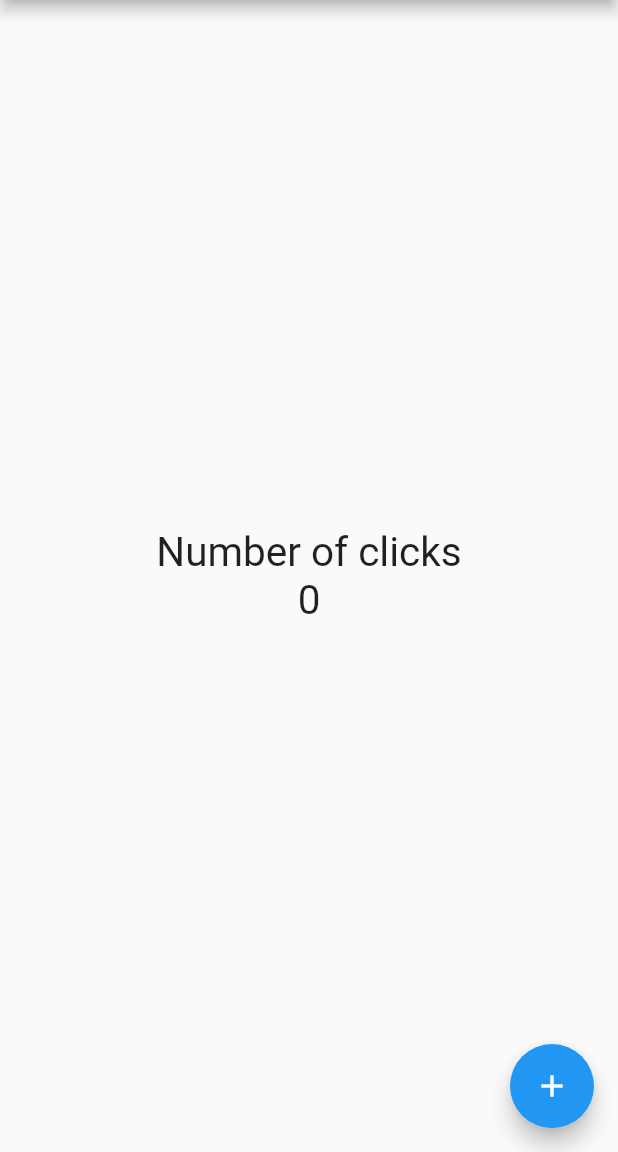
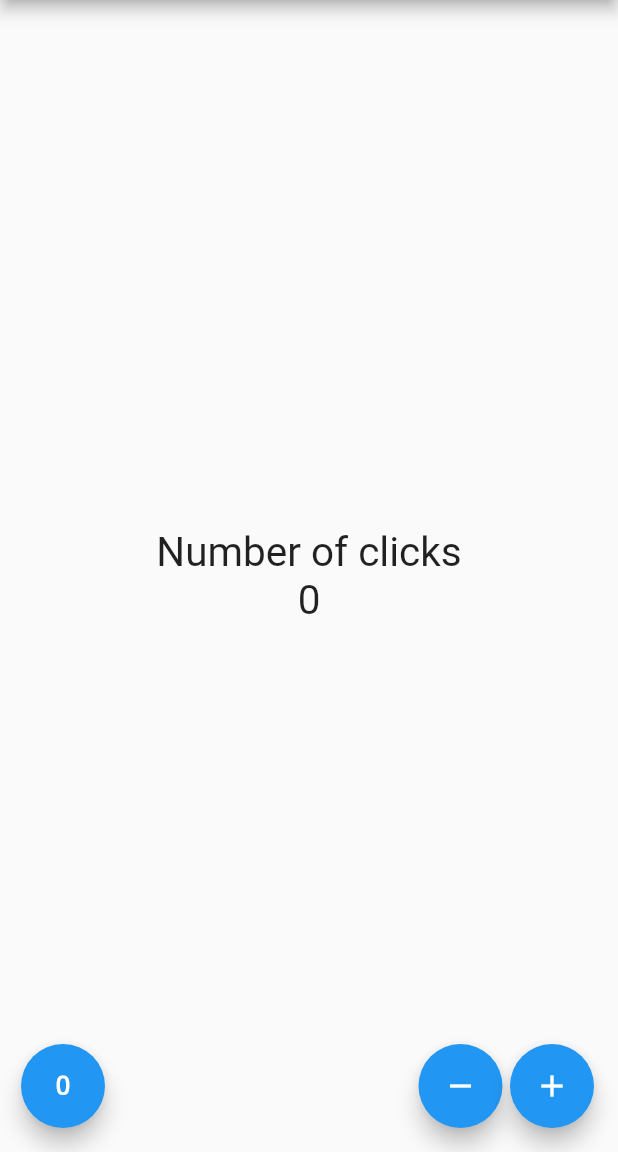
Before and after one commit to jas095/counter_app, a Flutter app: the screen it shows after launch, on a phone screen of 412 x 824 dp, the part 84-1236 px from its top. Run offline on Flutter 3.47's test engine with Material 2 defaults, Android fonts, the phone set to English and light mode, and no system bars.

Commit message:
Button creation and new functionality

```diff
--- a/lib/src/pages/counter_page.dart
+++ b/lib/src/pages/counter_page.dart
@@ -32,14 +32,39 @@ class _CounterPageState extends State<CounterPage> {
           ),
         ],
       )),
-      floatingActionButton: FloatingActionButton(
-          child: Icon(Icons.add),
-          onPressed: () {
-            // print('Hello console');
-            setState(() {
-              _conterClick++;
-            });
-          }),
+      floatingActionButton: _createButtons(),
     );
   }
+
+  Widget _createButtons() {
+    return Row(
+      mainAxisAlignment: MainAxisAlignment.center,
+      children: <Widget>[
+        SizedBox(
+          width: 30,
+        ),
+        FloatingActionButton(
+            child: Icon(Icons.exposure_zero), onPressed: _resetClick),
+        Expanded(child: SizedBox()),
+        FloatingActionButton(
+            child: Icon(Icons.remove), onPressed: _removeClick),
+        SizedBox(
+          width: 5.0,
+        ),
+        FloatingActionButton(child: Icon(Icons.add), onPressed: _addClick),
+      ],
+    );
+  }
+
+  void _addClick() {
+    setState(() => _conterClick++);
+  }
+
+  void _removeClick() {
+    setState(() => _conterClick--);
+  }
+
+  void _resetClick() {
+    setState(() => _conterClick = 0);
+  }
 }
```
